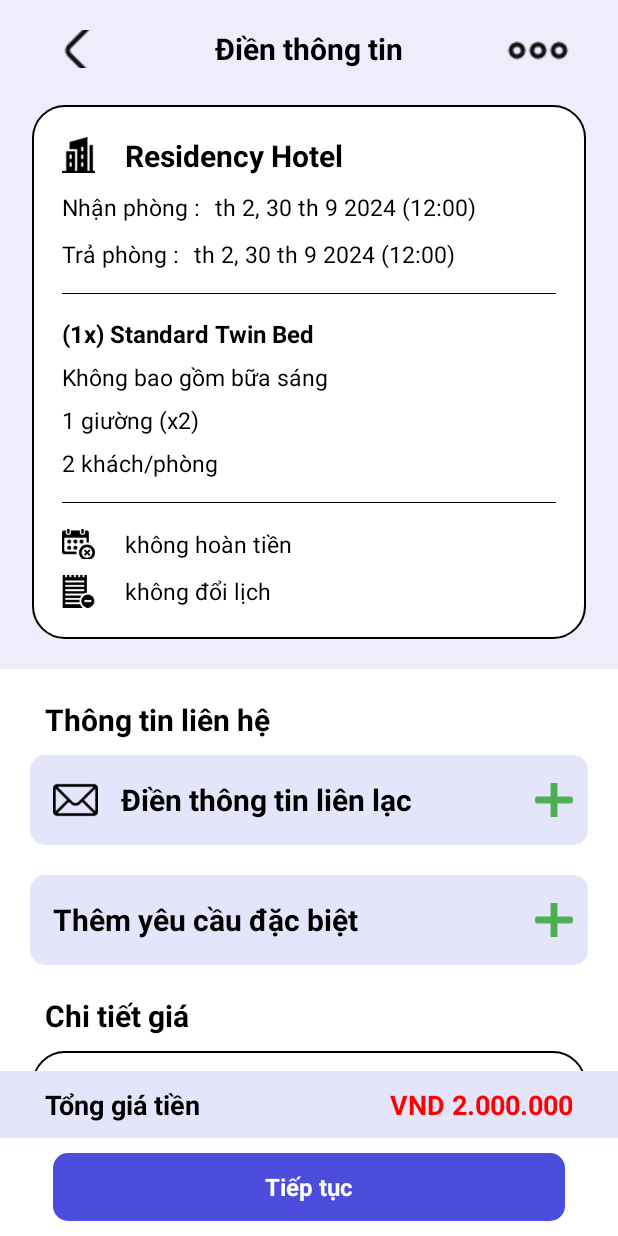
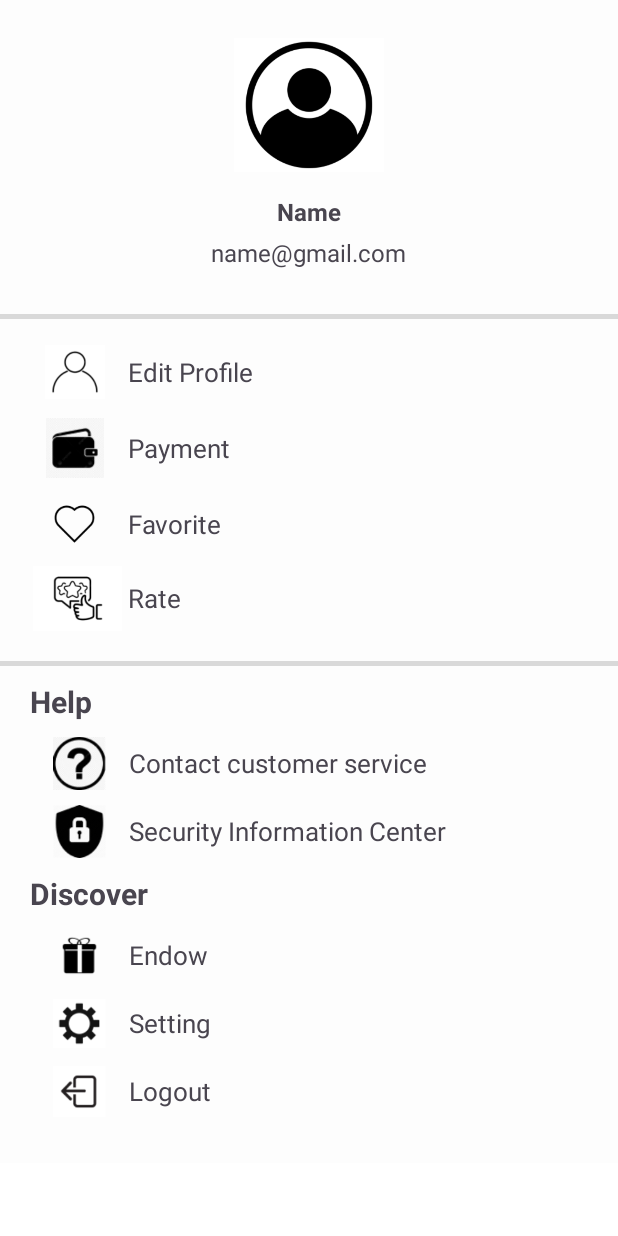
Before and after one commit to phongwild/StaySerene, an Android app: the screen it shows after launch (MainActivity), on a phone screen of 412 x 824 dp. Run offline under Robolectric (Android 15) with nearby library versions, the light colour scheme and no system bars.

Commit message:
Layout home

```diff
--- a/app/src/main/java/phongtaph31865/poly/stayserene/MainActivity.java
+++ b/app/src/main/java/phongtaph31865/poly/stayserene/MainActivity.java
@@ -14,7 +14,7 @@
     protected void onCreate(Bundle savedInstanceState) {
         super.onCreate(savedInstanceState);
         EdgeToEdge.enable(this);
-        setContentView(R.layout.fragment_frame_21);
+        setContentView(R.layout.fragment_home);
 
     }
 }
--- /dev/null
+++ b/app/src/main/java/phongtaph31865/poly/stayserene/home.java
@@ -0,0 +1,64 @@
+package phongtaph31865.poly.stayserene;
+
+import android.os.Bundle;
+
+import androidx.fragment.app.Fragment;
+
+import android.view.LayoutInflater;
+import android.view.View;
+import android.view.ViewGroup;
+
+/**
+ * A simple {@link Fragment} subclass.
+ * Use the {@link home#newInstance} factory method to
+ * create an instance of this fragment.
+ */
+public class home extends Fragment {
+
+    // TODO: Rename parameter arguments, choose names that match
+    // the fragment initialization parameters, e.g. ARG_ITEM_NUMBER
+    private static final String ARG_PARAM1 = "param1";
+    private static final String ARG_PARAM2 = "param2";
+
+    // TODO: Rename and change types of parameters
+    private String mParam1;
+    private String mParam2;
+
+    public home() {
+        // Required empty public constructor
+    }
+
+    /**
+     * Use this factory method to create a new instance of
+     * this fragment using the provided parameters.
+     *
+     * @param param1 Parameter 1.
+     * @param param2 Parameter 2.
+     * @return A new instance of fragment home.
+     */
+    // TODO: Rename and change types and number of parameters
+    public static home newInstance(String param1, String param2) {
+        home fragment = new home();
+        Bundle args = new Bundle();
+        args.putString(ARG_PARAM1, param1);
+        args.putString(ARG_PARAM2, param2);
+        fragment.setArguments(args);
+        return fragment;
+    }
+
+    @Override
+    public void onCreate(Bundle savedInstanceState) {
+        super.onCreate(savedInstanceState);
+        if (getArguments() != null) {
+            mParam1 = getArguments().getString(ARG_PARAM1);
+            mParam2 = getArguments().getString(ARG_PARAM2);
+        }
+    }
+
+    @Override
+    public View onCreateView(LayoutInflater inflater, ViewGroup container,
+                             Bundle savedInstanceState) {
+        // Inflate the layout for this fragment
+        return inflater.inflate(R.layout.fragment_home, container, false);
+    }
+}
--- a/app/src/main/res/layout/fragment_frame_21.xml
+++ b/app/src/main/res/layout/fragment_frame_21.xml
@@ -382,30 +382,25 @@
         <LinearLayout
             android:layout_width="match_parent"
             android:layout_height="50dp"
-            android:gravity="center"
             android:orientation="horizontal"
-            android:paddingTop="15dp"
+            android:paddingTop="20dp"
             android:background="#1A4C4DDC">
             <ImageButton
                 android:layout_width="45dp"
                 android:layout_height="25dp"
                 android:backgroundTint="#00000000"
+                android:layout_marginStart="10dp"
                 android:src="@drawable/img" />
 
             <TextView
-                android:layout_width="260dp"
+                android:layout_width="match_parent"
                 android:layout_height="wrap_content"
+                android:layout_marginEnd="55dp"
                 android:gravity="center"
                 android:text="Điền thông tin"
                 android:textColor="@color/black"
-                android:textSize="20dp"
+                android:textSize="16dp"
                 android:textStyle="bold" />
-
-            <ImageButton
-                android:layout_width="45dp"
-                android:layout_height="20dp"
-                android:backgroundTint="#00000000"
-                android:src="@drawable/img_1" />
         </LinearLayout>
     </LinearLayout>
     <LinearLayout
--- /dev/null
+++ b/app/src/main/res/layout/fragment_home.xml
@@ -0,0 +1,231 @@
+<?xml version="1.0" encoding="utf-8"?>
+<FrameLayout xmlns:android="http://schemas.android.com/apk/res/android"
+    xmlns:tools="http://schemas.android.com/tools"
+    android:layout_width="match_parent"
+    android:layout_height="match_parent"
+    tools:context=".home">
+    <ScrollView xmlns:android="http://schemas.android.com/apk/res/android"
+        android:layout_width="match_parent"
+        android:layout_height="match_parent"
+        android:background="@color/white">
+        <LinearLayout
+            android:layout_width="match_parent"
+            android:layout_height="match_parent"
+            android:orientation="vertical"
+            android:gravity="center_horizontal"
+            android:background="#02000000">
+            <ImageView
+                android:layout_width="100dp"
+                android:layout_height="100dp"
+                android:src="@drawable/img_7"
+                android:layout_marginTop="20dp"/>
+            <TextView
+                android:layout_width="wrap_content"
+                android:layout_height="wrap_content"
+                android:text="Name"
+                android:textStyle="bold"
+                android:textSize="16dp"
+                android:layout_marginTop="10dp"/>
+            <TextView
+                android:layout_width="wrap_content"
+                android:layout_height="wrap_content"
+                android:text="name@gmail.com"
+                android:layout_marginTop="5dp"
+                android:textSize="16dp"/>
+            <TextView
+                android:layout_width="match_parent"
+                android:layout_height="3dp"
+                android:background="#D9D9D9"
+                android:layout_marginTop="30dp"/>
+            <LinearLayout
+                android:layout_width="match_parent"
+                android:layout_height="wrap_content"
+                android:orientation="horizontal"
+                android:layout_marginHorizontal="30dp"
+                android:layout_marginTop="15dp"
+                android:layout_marginBottom="5dp"
+                android:gravity="center_vertical">
+                <ImageView
+                    android:layout_width="40dp"
+                    android:layout_height="40dp"
+                    android:src="@drawable/img_8"/>
+                <TextView
+                    android:layout_width="match_parent"
+                    android:layout_height="wrap_content"
+                    android:text="Edit Profile"
+                    android:textSize="17dp"
+                    android:layout_marginStart="15dp"/>
+            </LinearLayout>
+            <LinearLayout
+                android:layout_width="match_parent"
+                android:layout_height="wrap_content"
+                android:orientation="horizontal"
+                android:layout_marginHorizontal="30dp"
+                android:layout_marginVertical="5dp"
+                android:gravity="center_vertical">
+                <ImageView
+                    android:layout_width="40dp"
+                    android:layout_height="40dp"
+                    android:src="@drawable/img_9"/>
+                <TextView
+                    android:layout_width="match_parent"
+                    android:layout_height="wrap_content"
+                    android:text="Payment"
+                    android:textSize="17dp"
+                    android:layout_marginStart="15dp"/>
+            </LinearLayout>
+            <LinearLayout
+                android:layout_width="match_parent"
+                android:layout_height="wrap_content"
+                android:orientation="horizontal"
+                android:layout_marginHorizontal="20dp"
+                android:layout_marginTop="5dp"
+                android:gravity="center_vertical">
+                <ImageView
+                    android:layout_width="59dp"
+                    android:layout_height="40dp"
+                    android:src="@drawable/img_10"/>
+                <TextView
+                    android:layout_width="match_parent"
+                    android:layout_height="wrap_content"
+                    android:text="Favorite"
+                    android:textSize="17dp"
+                    android:layout_marginStart="6dp"/>
+            </LinearLayout>
+            <LinearLayout
+                android:layout_width="match_parent"
+                android:layout_height="wrap_content"
+                android:orientation="horizontal"
+                android:layout_marginHorizontal="22dp"
+                android:gravity="center_vertical">
+                <ImageView
+                    android:layout_width="59dp"
+                    android:layout_height="59dp"
+                    android:src="@drawable/img_11"/>
+                <TextView
+                    android:layout_width="match_parent"
+                    android:layout_height="wrap_content"
+                    android:text="Rate"
+                    android:textSize="17dp"
+                    android:layout_marginStart="4dp"/>
+            </LinearLayout>
+            <TextView
+                android:layout_width="match_parent"
+                android:layout_height="3dp"
+                android:background="#D9D9D9"
+                android:layout_marginTop="12dp"/>
+            <LinearLayout
+                android:layout_width="match_parent"
+                android:layout_height="wrap_content"
+                android:orientation="vertical">
+                <TextView
+                    android:layout_width="wrap_content"
+                    android:layout_height="wrap_content"
+                    android:text="Help"
+                    android:textStyle="bold"
+                    android:textSize="20dp"
+                    android:layout_marginStart="20dp"
+                    android:layout_marginTop="10dp"/>
+                <LinearLayout
+                    android:layout_width="match_parent"
+                    android:layout_height="wrap_content"
+                    android:orientation="horizontal"
+                    android:layout_marginHorizontal="35dp"
+                    android:layout_marginTop="10dp"
+                    android:gravity="center_vertical">
+                    <ImageView
+                        android:layout_width="35dp"
+                        android:layout_height="35dp"
+                        android:src="@drawable/img_12"/>
+                    <TextView
+                        android:layout_width="match_parent"
+                        android:layout_height="wrap_content"
+                        android:text="Contact customer service"
+                        android:textSize="17dp"
+                        android:layout_marginStart="15dp"/>
+                </LinearLayout>
+                <LinearLayout
+                    android:layout_width="match_parent"
+                    android:layout_height="wrap_content"
+                    android:orientation="horizontal"
+                    android:layout_marginHorizontal="35dp"
+                    android:layout_marginTop="10dp"
+                    android:gravity="center_vertical">
+                    <ImageView
+                        android:layout_width="35dp"
+                        android:layout_height="35dp"
+                        android:src="@drawable/img_13"/>
+                    <TextView
+                        android:layout_width="match_parent"
+                        android:layout_height="wrap_content"
+                        android:text="Security Information Center"
+                        android:textSize="17dp"
+                        android:layout_marginStart="15dp"/>
+                </LinearLayout>
+                <TextView
+                    android:layout_width="wrap_content"
+                    android:layout_height="wrap_content"
+                    android:text="Discover"
+                    android:textStyle="bold"
+                    android:textSize="20dp"
+                    android:layout_marginStart="20dp"
+                    android:layout_marginTop="10dp"/>
+                <LinearLayout
+                    android:layout_width="match_parent"
+                    android:layout_height="wrap_content"
+                    android:orientation="horizontal"
+                    android:layout_marginHorizontal="35dp"
+                    android:layout_marginTop="10dp"
+                    android:gravity="center_vertical">
+                    <ImageView
+                        android:layout_width="35dp"
+                        android:layout_height="35dp"
+                        android:src="@drawable/img_14"/>
+                    <TextView
+                        android:layout_width="match_parent"
+                        android:layout_height="wrap_content"
+                        android:text="Endow"
+                        android:textSize="17dp"
+                        android:layout_marginStart="15dp"/>
+                </LinearLayout>
+                <LinearLayout
+                    android:layout_width="match_parent"
+                    android:layout_height="wrap_content"
+                    android:orientation="horizontal"
+                    android:layout_marginHorizontal="35dp"
+                    android:layout_marginTop="10dp"
+                    android:gravity="center_vertical">
+                    <ImageView
+                        android:layout_width="35dp"
+                        android:layout_height="35dp"
+                        android:src="@drawable/img_15"/>
+                    <TextView
+                        android:layout_width="match_parent"
+                        android:layout_height="wrap_content"
+                        android:text="Setting"
+                        android:textSize="17dp"
+                        android:layout_marginStart="15dp"/>
+                </LinearLayout>
+                <LinearLayout
+                    android:layout_width="match_parent"
+                    android:layout_height="wrap_content"
+                    android:orientation="horizontal"
+                    android:layout_marginHorizontal="35dp"
+                    android:layout_marginTop="10dp"
+                    android:layout_marginBottom="30dp"
+                    android:gravity="center_vertical">
+                    <ImageView
+                        android:layout_width="35dp"
+                        android:layout_height="35dp"
+                        android:src="@drawable/img_16"/>
+                    <TextView
+                        android:layout_width="match_parent"
+                        android:layout_height="wrap_content"
+                        android:text="Logout"
+                        android:textSize="17dp"
+                        android:layout_marginStart="15dp"/>
+                </LinearLayout>
+            </LinearLayout>
+        </LinearLayout>
+    </ScrollView>
+</FrameLayout>
```
Also changed, not shown: app/src/main/res/drawable/img_10.png (added), app/src/main/res/drawable/img_11.png (added), app/src/main/res/drawable/img_12.png (added), app/src/main/res/drawable/img_13.png (added), app/src/main/res/drawable/img_14.png (added), app/src/main/res/drawable/img_15.png (added), app/src/main/res/drawable/img_16.png (added), app/src/main/res/drawable/img_7.png (added), app/src/main/res/drawable/img_8.png (added), app/src/main/res/drawable/img_9.png (added).
